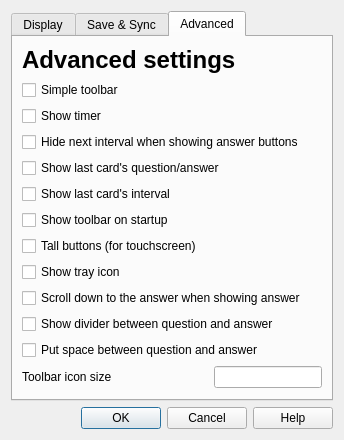
Old version of the form designer/preferences.ui in the repository ankitects/anki.
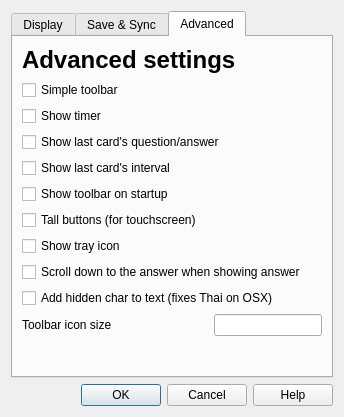
New version of the form. The open tabs and pages were chosen to show the change.

Commit message: make thai hack optional, move some adv options into first tab

```diff
--- a/designer/preferences.ui
+++ b/designer/preferences.ui
@@ -6,7 +6,7 @@
     <x>0</x>
     <y>0</y>
     <width>322</width>
-    <height>438</height>
+    <height>417</height>
    </rect>
   </property>
   <property name="windowTitle" >
@@ -153,6 +153,34 @@
          </item>
         </layout>
        </item>
+       <item>
+        <widget class="Line" name="line" >
+         <property name="orientation" >
+          <enum>Qt::Horizontal</enum>
+         </property>
+        </widget>
+       </item>
+       <item>
+        <widget class="QCheckBox" name="showDivider" >
+         <property name="text" >
+          <string>Show divider between question and answer</string>
+         </property>
+        </widget>
+       </item>
+       <item>
+        <widget class="QCheckBox" name="splitQA" >
+         <property name="text" >
+          <string>Put space between question and answer</string>
+         </property>
+        </widget>
+       </item>
+       <item>
+        <widget class="QCheckBox" name="suppressEstimates" >
+         <property name="text" >
+          <string>Don't show next time before answer</string>
+         </property>
+        </widget>
+       </item>
        <item>
         <spacer name="verticalSpacer" >
          <property name="orientation" >
@@ -362,7 +390,7 @@
         <x>0</x>
         <y>0</y>
         <width>306</width>
-        <height>372</height>
+        <height>351</height>
        </rect>
       </property>
       <attribute name="title" >
@@ -392,66 +420,52 @@
            </property>
           </widget>
          </item>
-         <item row="3" column="0" >
-          <widget class="QCheckBox" name="suppressEstimates" >
-           <property name="text" >
-            <string>Hide next interval when showing answer buttons</string>
-           </property>
-          </widget>
-         </item>
-         <item row="4" column="0" >
-          <widget class="QCheckBox" name="showLastCardContent" >
-           <property name="text" >
-            <string>Show last card's question/answer</string>
-           </property>
-          </widget>
-         </item>
          <item row="5" column="0" >
-          <widget class="QCheckBox" name="showLastCardInterval" >
-           <property name="text" >
-            <string>Show last card's interval</string>
-           </property>
-          </widget>
-         </item>
-         <item row="6" column="0" >
           <widget class="QCheckBox" name="showToolbar" >
            <property name="text" >
             <string>Show toolbar on startup</string>
            </property>
           </widget>
          </item>
-         <item row="7" column="0" >
+         <item row="6" column="0" >
           <widget class="QCheckBox" name="tallButtons" >
            <property name="text" >
             <string>Tall buttons (for touchscreen)</string>
            </property>
           </widget>
          </item>
-         <item row="8" column="0" >
+         <item row="7" column="0" >
           <widget class="QCheckBox" name="showTray" >
            <property name="text" >
             <string>Show tray icon</string>
            </property>
           </widget>
          </item>
-         <item row="9" column="0" >
+         <item row="8" column="0" >
           <widget class="QCheckBox" name="scrollToAnswer" >
            <property name="text" >
             <string>Scroll down to the answer when showing answer</string>
            </property>
           </widget>
          </item>
-         <item row="10" column="0" >
-          <widget class="QCheckBox" name="showDivider" >
+         <item row="4" column="0" >
+          <widget class="QCheckBox" name="showLastCardInterval" >
            <property name="text" >
-            <string>Show divider between question and answer</string>
+            <string>Show last card's interval</string>
            </property>
           </widget>
          </item>
-         <item row="11" column="0" >
-          <widget class="QCheckBox" name="splitQA" >
+         <item row="3" column="0" >
+          <widget class="QCheckBox" name="showLastCardContent" >
            <property name="text" >
-            <string>Put space between question and answer</string>
+            <string>Show last card's question/answer</string>
+           </property>
+          </widget>
+         </item>
+         <item row="9" column="0" >
+          <widget class="QCheckBox" name="addZeroSpace" >
+           <property name="text" >
+            <string>Add hidden char to text (fixes Thai on OSX)</string>
            </property>
           </widget>
          </item>
```
Left out of the diff: 18 changed lines with no effect on the pictures. The commit also changes 4 other files.
